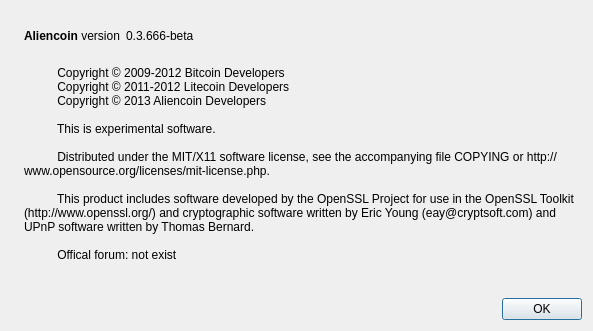
First picture: the form in src/qt/forms/aboutdialog.ui, repository sdmathis/golddust, before the edit.
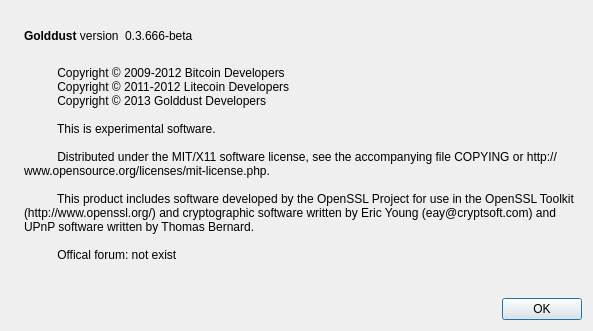
Second picture: the form after the edit. Icons and pictures are not drawn.

```diff
--- a/src/qt/forms/aboutdialog.ui
+++ b/src/qt/forms/aboutdialog.ui
@@ -50,7 +50,7 @@
           <cursorShape>IBeamCursor</cursorShape>
          </property>
          <property name="text">
-          <string>&lt;b&gt;Aliencoin&lt;/b&gt; version</string>
+          <string>&lt;b&gt;Golddust&lt;/b&gt; version</string>
          </property>
          <property name="textInteractionFlags">
           <set>Qt::LinksAccessibleByMouse|Qt::TextSelectableByKeyboard|Qt::TextSelectableByMouse</set>
@@ -97,7 +97,7 @@
         <string>
           Copyright © 2009-2012 Bitcoin Developers
           Copyright © 2011-2012 Litecoin Developers
-          Copyright © 2013 Aliencoin Developers
+          Copyright © 2013 Golddust Developers
 
           This is experimental software.
 
```
Left out of the diff: 2 changed lines with no effect on the pictures.
